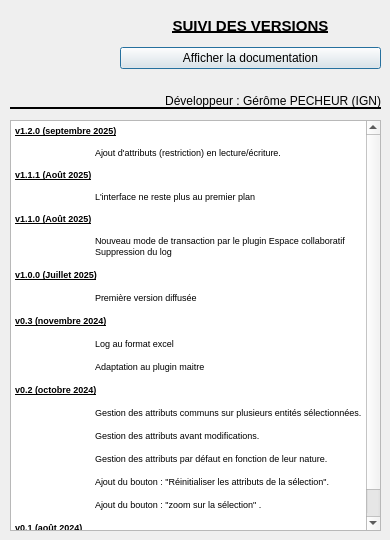
Old version of the form aproposde.ui in the repository IGNF/assistant-route-qgis-plugin.
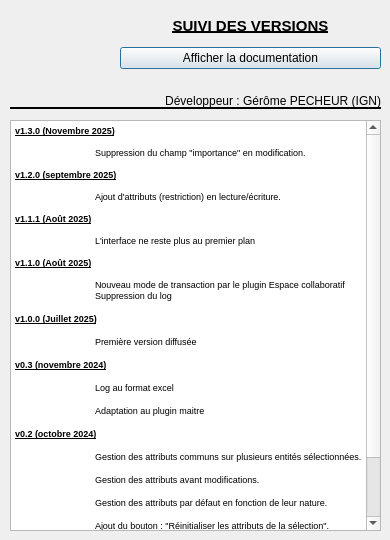
New version of the form. Icons and pictures are not drawn.

Commit message: suppression du champ importance (refs #13)

```diff
--- a/aproposde.ui
+++ b/aproposde.ui
@@ -100,6 +100,10 @@
 &lt;html&gt;&lt;head&gt;&lt;meta name=&quot;qrichtext&quot; content=&quot;1&quot; /&gt;&lt;style type=&quot;text/css&quot;&gt;
 p, li { white-space: pre-wrap; }
 &lt;/style&gt;&lt;/head&gt;&lt;body style=&quot; font-family:'MS Shell Dlg 2'; font-size:7.8pt; font-weight:400; font-style:normal;&quot;&gt;
+&lt;p style=&quot; margin-top:0px; margin-bottom:0px; margin-left:0px; margin-right:0px; -qt-block-indent:0; text-indent:0px;&quot;&gt;&lt;span style=&quot; font-size:7pt; font-weight:600; text-decoration: underline;&quot;&gt;v1.3.0 (Novembre 2025)&lt;/span&gt;&lt;/p&gt;
+&lt;p style=&quot;-qt-paragraph-type:empty; margin-top:0px; margin-bottom:0px; margin-left:0px; margin-right:0px; -qt-block-indent:0; text-indent:0px; font-size:7pt; font-weight:600; text-decoration: underline;&quot;&gt;&lt;br /&gt;&lt;/p&gt;
+&lt;p style=&quot; margin-top:0px; margin-bottom:0px; margin-left:0px; margin-right:0px; -qt-block-indent:0; text-indent:0px;&quot;&gt;&lt;span style=&quot; font-size:7pt;&quot;&gt;	Suppression du champ &amp;quot;importance&amp;quot; en modification.&lt;/span&gt;&lt;/p&gt;
+&lt;p style=&quot;-qt-paragraph-type:empty; margin-top:0px; margin-bottom:0px; margin-left:0px; margin-right:0px; -qt-block-indent:0; text-indent:0px; font-size:7pt;&quot;&gt;&lt;br /&gt;&lt;/p&gt;
 &lt;p style=&quot; margin-top:0px; margin-bottom:0px; margin-left:0px; margin-right:0px; -qt-block-indent:0; text-indent:0px;&quot;&gt;&lt;span style=&quot; font-size:7pt; font-weight:600; text-decoration: underline;&quot;&gt;v1.2.0 (septembre 2025)&lt;/span&gt;&lt;/p&gt;
 &lt;p style=&quot;-qt-paragraph-type:empty; margin-top:0px; margin-bottom:0px; margin-left:0px; margin-right:0px; -qt-block-indent:0; text-indent:0px; font-size:7pt; font-weight:600; text-decoration: underline;&quot;&gt;&lt;br /&gt;&lt;/p&gt;
 &lt;p style=&quot; margin-top:0px; margin-bottom:0px; margin-left:0px; margin-right:0px; -qt-block-indent:0; text-indent:0px;&quot;&gt;&lt;span style=&quot; font-size:7pt;&quot;&gt;	Ajout d'attributs (restriction) en lecture/écriture.&lt;/span&gt;&lt;/p&gt;
```
The commit also changes 4 other files.
